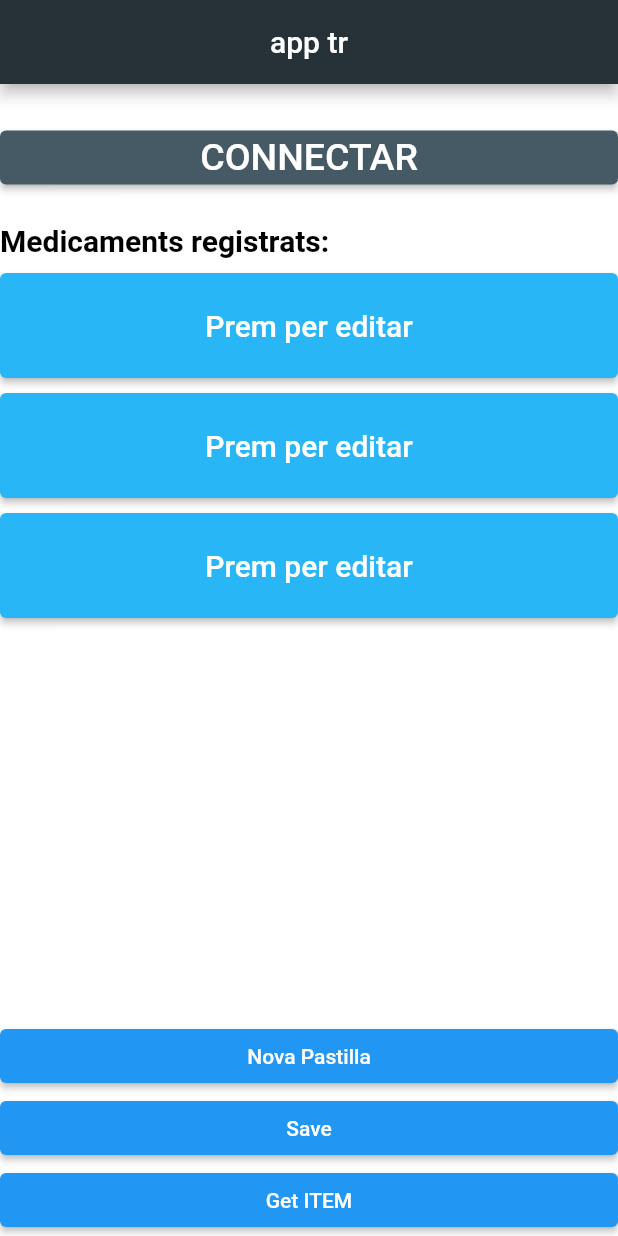
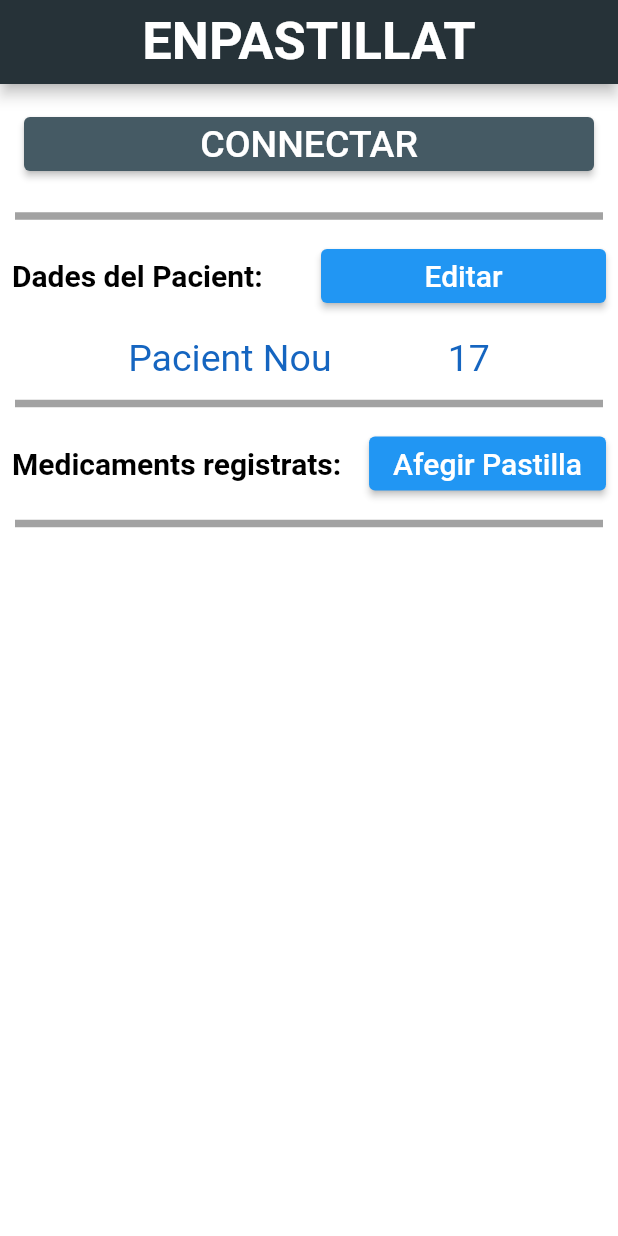
Before and after one commit to MireiaBrichs/Aplicaci-TR, a Flutter app: the FirstRoute screen opened directly, on a phone screen of 412 x 824 dp. Run offline on Flutter 3.47's test engine with Material 2 defaults, Android fonts, the phone set to English and light mode, and no system bars; our stand-ins replace localstorage, shared_preferences; accounts and stored records are empty.

Commit message:
Creació del pacientService i reestructuració

```diff
--- a/lib/main.dart
+++ b/lib/main.dart
@@ -1,55 +1,111 @@
 import 'package:app_tr/pages/secondpage.dart';
+import 'package:app_tr/services/pacient_service.dart';
 import 'package:app_tr/widgets/button_edition_pill.dart';
 import 'package:flutter/material.dart';
 import 'package:localstorage/localstorage.dart';
+import 'package:provider/provider.dart';
+import 'package:shared_preferences/shared_preferences.dart';
 
 import 'models/pacient.dart';
 
-void main() => runApp( const MaterialApp(
 
+///MAIN inicial de la aplicació
+void main() async {
+  runApp(MultiProvider(
+    providers: [
+      ChangeNotifierProvider(
+        create: (_) => PacientService(),
+      ),
+    ],
+    child: MaterialApp(
       home: FirstRoute(),
+    ),
   ));
+}
 
-class FirstRoute  extends StatelessWidget {
+
+
+
+class FirstRoute  extends StatefulWidget {
   const FirstRoute({Key? key}) : super(key: key);
+
+  @override
+  _FirstRouteState createState() => _FirstRouteState();
+}
+
+class _FirstRouteState extends State<FirstRoute> {
+
+  @override
+  void initState() {
+
+    super.initState();
+
+    //Recuperem les dades del pacient o sino creem un de nou
+    PacientService _pacientService = Provider.of<PacientService>(context, listen: false);
+
+    _pacientService.recoverInfoPacient();
+
+  }
+
+
+
+
 
 
 
   @override
   Widget build(BuildContext context){
-    final LocalStorage storage = LocalStorage('APPTR');
-    Pacient pacient = Pacient("Mireia","17",[]);
-
-
 
     return Scaffold(
       backgroundColor: Colors.white,
       appBar: AppBar(
-        title: const Text('app tr'),
+        title: const Text('ENPASTILLAT',
+        style: TextStyle(
+          fontSize: 35,
+          fontWeight: FontWeight.bold
+        ),),
         centerTitle: true,
         backgroundColor: Colors.blueGrey [900],
       ),
 
-      body: Column(
+      body: Consumer<PacientService>(
+          builder: (context, pacientService, child) {
+            return Column(
               crossAxisAlignment: CrossAxisAlignment.stretch,
               children: <Widget> [
                 Container(
-            padding: const EdgeInsets.fromLTRB(0,25,0,10),
+                  padding: const EdgeInsets.all(16),
                   child: ElevatedButton(
                     child: const Text('CONNECTAR',
                       style: TextStyle(
                         fontSize: 25.0,
                       ),
                     ),
-              onPressed: () {},
+                    onPressed: () {
+                      ///Funció per conectar al bluethoot
+
+                    },
                     style: ElevatedButton.styleFrom(
                       primary: Colors.blueGrey [700],
                     ),
                   ),
                 ),
-          Container(
-            padding: const EdgeInsets.fromLTRB(0,10,0,0),
-            child: const Text('Medicaments registrats:',
+
+                Divider(
+                  thickness: 5,
+                  indent: 10,
+                  endIndent: 10,
+                  color: Color(0x5D000000),
+                ),
+
+
+                Row(
+                  children: [
+                    Expanded(
+                      child: Padding(
+                        padding: const EdgeInsets.all(8.0),
+                        child: Text(
+                          "Dades del Pacient: ",
                           style: TextStyle(
                             fontSize:20,
                             color: Colors.black,
@@ -57,38 +113,97 @@ class FirstRoute  extends StatelessWidget {
                           ),
                         ),
                       ),
+                    ),
+                    Expanded(
+                      child: Padding(
+                        padding: const EdgeInsets.all(8.0),
+                        child: ElevatedButton(
+                            onPressed: (){
+                              //Funció per editar les dades del pacient
+
+
+                            },
+                            child:Text("Editar",
+                              style: TextStyle(
+                                fontSize: 20,
+                              ),)
+                        ),
+                      ),
+                    ),
+
+
+                  ],
+                ),
+
+
+                Padding(
+                  padding: const EdgeInsets.all(8.0),
+                  child: Row(
+                    mainAxisAlignment: MainAxisAlignment.spaceEvenly,
+                    children: [
+                      Text(pacientService.pacient!.name!,
+                        style: TextStyle(
+                          fontSize: 25,
+                          color: Colors.blue[800],
+                        ),),
+                      Text(pacientService.pacient!.age!,
+                        style: TextStyle(
+                          fontSize: 25,
+                          color: Colors.blue[800],
+                        ),)
+                    ],
+                  ),
+                ),
+
+                Divider(
+                  thickness: 5,
+                  indent: 10,
+                  endIndent: 10,
+                  color: Color(0x5D000000),
+                ),
+
+                Row(
+                  children: [
+                    Expanded(
+                      child: Container(
+                        padding: const EdgeInsets.all(8),
+                        child: Text('Medicaments registrats:',
+                          style: TextStyle(
+                            fontSize:20,
+                            color: Colors.black,
+                            fontWeight: FontWeight.bold,
+                          ),
+                        ),
+                      ),
+                    ),
+                    Padding(
+                      padding: const EdgeInsets.all(8.0),
+                      child: ElevatedButton(
+                          onPressed: (){
+                            //Funció per afegir pastilla
+
+                          },
+                          child:Text("Afegir Pastilla",
+                            style: TextStyle(
+                              fontSize: 20.0,
+                            ),)
+                      ),
+                    ),
+                  ],
+                ),
+                Divider(
+                  thickness: 5,
+                  indent: 10,
+                  endIndent: 10,
+                  color: Color(0x5D000000),
+                ),
                 Expanded(
                   child: ListView.builder(
-              itemCount: 3,
+                    itemCount: pacientService.pills!.length,
                     itemBuilder: _EditionButtonBuilder,
 
                   ),
                 ),
-          ElevatedButton(
-              onPressed: (){
-                storage.setItem('pacient', pacient.toJSONEncodable());
-              },
-              child:Text("Nova Pastilla")
-          ),
-
-
-          ElevatedButton(
-            onPressed: (){
-              storage.setItem('pacient', pacient.toJSONEncodable());
-            },
-            child:Text("Save")
-          ),
-          ElevatedButton(
-              onPressed: (){
-                 var pacientStorage = storage.getItem('pacient') ;
-
-                 print(pacientStorage['name']);
-
-                 print(pacientStorage['pills']);
-
-                 pacientStorage['name']="Ester";
-
-                 storage.setItem('pacient',pacientStorage);
 
 
 
@@ -96,20 +211,9 @@ class FirstRoute  extends StatelessWidget {
 
 
 
-
-
-
-
-
-
-              },
-              child:Text("Get ITEM")
-          )
-
-
-
               ],
-      ),
+            );
+          }),
 
 
       );
--- a/lib/models/pacient.dart
+++ b/lib/models/pacient.dart
@@ -4,7 +4,7 @@ class Pacient {
   String? age;
   List<Pill>? pills=[];
 
-  Pacient(this.name, this.age, this.pills);
+  Pacient(this.name, this.age);
 
   toJSONEncodable() {
     Map<String, dynamic> m = new Map();
--- a/lib/pages/secondpage.dart
+++ b/lib/pages/secondpage.dart
@@ -453,7 +453,7 @@ class _SecondRoute extends State<SecondRoute> {
 
                 var pacient = storage.getItem('pacient');
                 Pacient pacientClean = Pacient(
-                    pacient['name'],pacient['age'],pacient['pills'] as List<Pill>);
+                    pacient['name'],pacient['age']);
 
                 if(pacientClean.pills == null){
                   //Primera pastilla
--- /dev/null
+++ b/lib/services/pacient_service.dart
@@ -0,0 +1,78 @@
+import 'dart:convert';
+
+import 'package:app_tr/models/pacient.dart';
+import 'package:flutter/cupertino.dart';
+import 'package:shared_preferences/shared_preferences.dart';
+
+class PacientService with ChangeNotifier{
+
+  Pacient? pacient;
+  List<String>? pills;
+
+
+  recoverInfoPacient() async{
+    SharedPreferences prefs = await SharedPreferences.getInstance();
+
+    var pacientString = prefs.getString("pacient");
+    var pillsString =prefs.getStringList("pills");
+
+    if(pacientString !=null && pillsString!=null){
+      //Vol dir que ja tenim un pacient i hem de recuperar les dades
+
+      //Decodifiquem el pacient per terni-lo com a objecte
+      Map<String,dynamic> pacientDecoded = jsonDecode(pacientString);
+
+      pacient = Pacient(pacientDecoded['name'],pacientDecoded['age']);
+
+
+      pills = prefs.getStringList("pills");
+
+
+    }else{
+      pacient = Pacient("Pacient Nou","17");
+
+      prefs.setString("pacient", jsonEncode(
+          {
+            "name": "Pacient Nou",
+            "age": "17",
+          }
+      ));
+
+      pills=[];
+      prefs.setStringList('pills', pills!);
+
+
+    }
+
+
+  }
+
+  afegirMedicament(){
+
+
+  }
+
+  eliminarMedicament(){
+
+
+  }
+
+  editarMedicament(){
+
+
+
+  }
+
+
+
+
+
+
+
+
+
+
+
+
+
+}
--- a/lib/widgets/button_edition_pill.dart
+++ b/lib/widgets/button_edition_pill.dart
@@ -11,7 +11,9 @@ class ButtonEditionPill extends StatelessWidget {
 
   @override
   Widget build(BuildContext context) {
-    return Container(
+    return Padding(
+      padding: const EdgeInsets.fromLTRB(8, 2, 8, 2),
+      child: Container(
         height: 80,
         padding: const EdgeInsets.fromLTRB(0,10,0,0),
         child: ElevatedButton(
@@ -30,6 +32,7 @@ class ButtonEditionPill extends StatelessWidget {
             primary: Colors.lightBlue[400],
           ),
         ),
+      ),
     );
   }
 }
--- a/pubspec.yaml
+++ b/pubspec.yaml
@@ -30,6 +30,8 @@ dependencies:
   flutter:
     sdk: flutter
   localstorage: ^4.0.0+1
+  shared_preferences: ^2.0.6
+  provider: ^5.0.0
 
 
   # The following adds the Cupertino Icons font to your application.
```
Also changed, not shown: pubspec.lock, 1 other file. Lines whose indentation alone changed are shown as unchanged.
